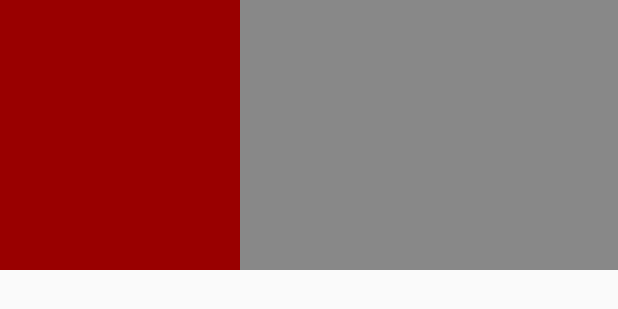
After one commit to Hackersparrow/Hackersparrow, an Android app: the layout row_ship.xml on its own in the app's theme, with its tools: preview values and no code run, on a phone screen of 412 x 824 dp. The commit adds this screen. Shown: the top 309 px of the screen. Run offline under Robolectric (Android 15) with nearby library versions, the phone set to English and light mode, and no system bars.

Commit message:
Coded ShipsListViewHolder.class. Added row_ship.xml with a layout sample.

```diff
--- /dev/null
+++ b/app/src/main/res/layout/row_ship.xml
@@ -0,0 +1,27 @@
+<?xml version="1.0" encoding="utf-8"?>
+<RelativeLayout xmlns:android="http://schemas.android.com/apk/res/android"
+    android:orientation="vertical" android:layout_width="match_parent"
+    android:layout_height="180dp"
+    android:background="#888">
+
+    <ImageView
+        android:id="@+id/row_ship___ship_image"
+        android:layout_width="160dp"
+        android:layout_height="180dp"
+        android:background="#900"/>
+
+    <TextView
+        android:id="@+id/row_ship___ship_name"
+        android:layout_width="match_parent"
+        android:layout_height="50dp"
+        android:layout_toRightOf="@id/row_ship___ship_image"
+        />
+
+    <TextView
+        android:id="@+id/row_ship___ship_price"
+        android:layout_width="match_parent"
+        android:layout_height="50dp"
+        android:layout_below="@id/row_ship___ship_name"
+        android:layout_toRightOf="@id/row_ship___ship_image"/>
+
+</RelativeLayout>
```
Also changed, not shown: app/src/main/java/com/hackersparrow/hackersparrow/views/ShipsListViewHolder.java (+33 -1 lines).
